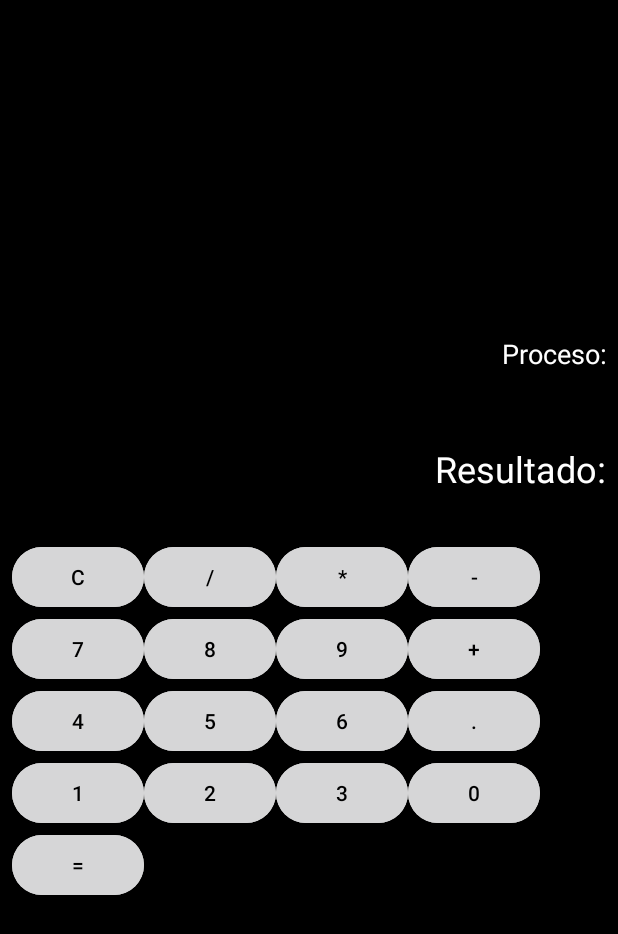
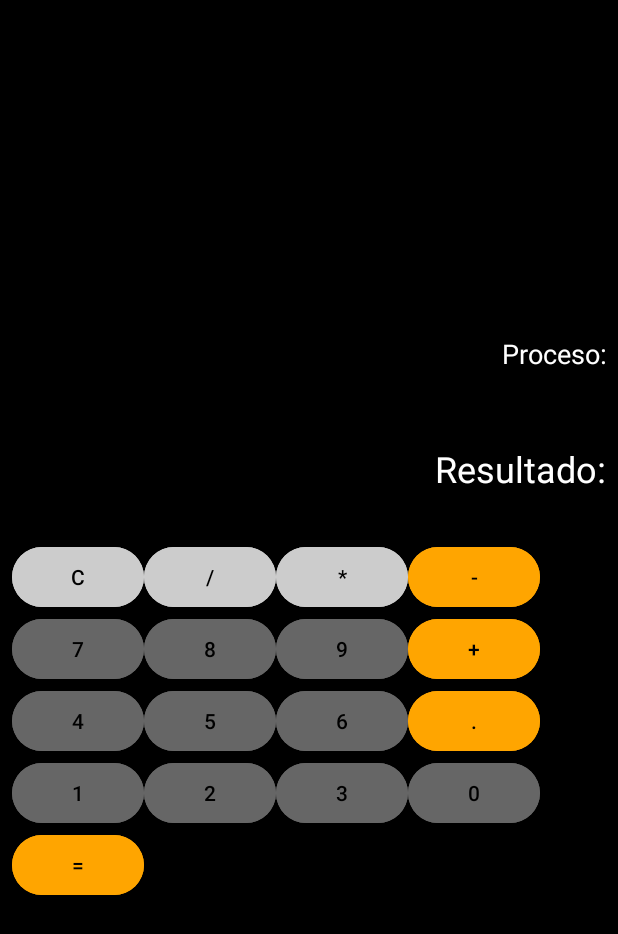
Before and after one commit to wuero07/calculador, an Android app: the screen it shows after launch (MainActivity), on a phone screen of 412 x 824 dp. Shown: the top 934 px of the screen. Run offline under Robolectric (Android 15) with nearby library versions, the phone set to English and light mode, and no system bars; 1 statement that could not run was skipped.

Commit message:
segundo commit

```diff
--- a/app/src/main/res/values/colors.xml
+++ b/app/src/main/res/values/colors.xml
@@ -2,4 +2,7 @@
 <resources>
     <color name="black">#FF000000</color>
     <color name="white">#FFFFFFFF</color>
+    <color name="colorGrisClaro">#CCCCCC</color>
+    <color name="colorGrisOscuro">#666666</color>
+    <color name="colorNaranja">#FFA500</color>
 </resources>
```
